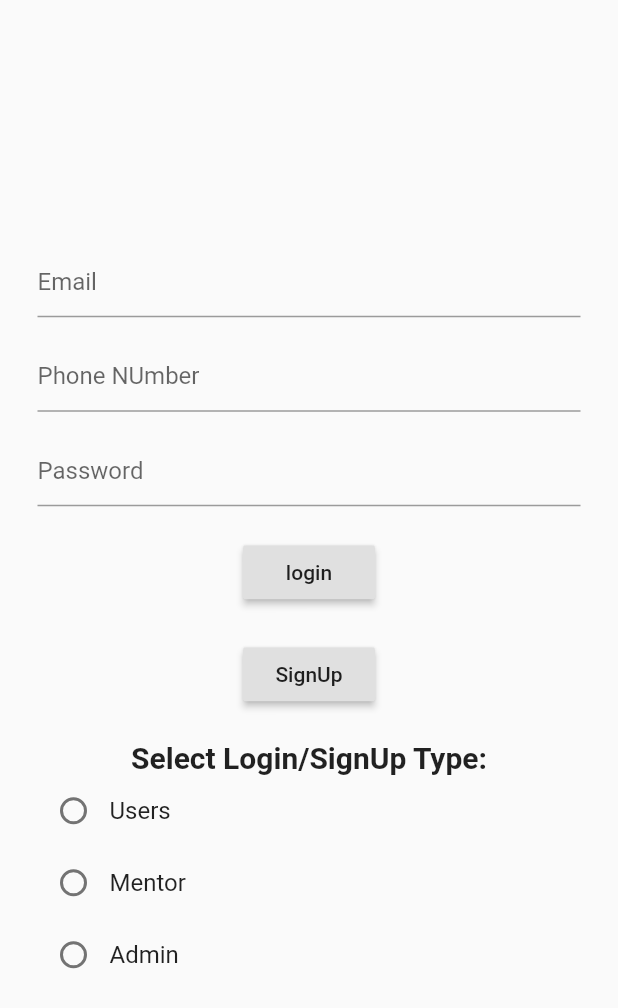
After one commit to Skoll16/Evolution, a Flutter app: the TryThis screen opened by its route, on a phone screen of 412 x 824 dp. The commit adds this screen. Shown: the top 1008 px of the screen. Run offline on Flutter 3.47's test engine with Material 2 defaults, Android fonts, the phone set to English and light mode, and no system bars; our stand-ins replace cloud_firestore, firebase_auth, firebase_core, firebase_database, firebase_messaging, firebase_storage and 2 more; missing offline and left inert: flutter_facebook_login; accounts and stored records are empty; network calls fail.

Commit message:
third commit

```diff
--- a/lib/main.dart
+++ b/lib/main.dart
@@ -1,14 +1,38 @@
+import 'package:dummyauth/caller_msg.dart';
 import 'package:dummyauth/homepage.dart';
 import 'package:dummyauth/loginPage.dart';
 import 'package:dummyauth/phoneAuth.dart';
 import 'package:dummyauth/signupPage.dart';
+import 'package:dummyauth/tryThis.dart';
+import 'package:dummyauth/userInfo.dart';
 import 'package:flutter/material.dart';
+import 'package:firebase_auth/firebase_auth.dart';
 
+import 'package:firebase_messaging/firebase_messaging.dart';
+
+//fAtoXmfEkYo:APA91bG5DHnnSFNILzrzVGkS18nnr79ehVKBuozOP53YmY4ezs0u5f3a-
+//qXa8pIwUKQ20tbp0Ty28oM3PAu2fGSdoFUeD05dyiZ6iGFKk6H-DpgCu4Q9fW3riBd3KoQ-kk_9nRNiAB_o
 void main()=>runApp(new MyApp());
 
-class MyApp extends StatelessWidget{
+class MyApp extends StatefulWidget{
+  @override
+  _MyAppState createState() => _MyAppState();
+}
+
+class _MyAppState extends State<MyApp> {
+
+
+  final FirebaseMessaging _messaging=FirebaseMessaging();
+  @override
+  void initState() {
+    super.initState();
+     _messaging.getToken().then((token){
+      print(token);
+     });
+  }
 @override
 Widget build(BuildContext context) {
+
   return new MaterialApp(
    home:LoginPage(),
     routes: <String,WidgetBuilder>{
@@ -16,9 +40,11 @@ Widget build(BuildContext context) {
     '/signup':(BuildContext context)=> new SignUpPage(),
     '/homepage':(BuildContext context)=>new HomePage(),
     '/phoneauth':(BuildContext context)=>new phoneAuth(),
+    '/userInfo':(BuildContext context)=>new userInfo(),
+    '/tryThis':(BuildContext context)=>new TryThis(),
+    '/khulja':(BuildContext context)=>new Calller_Msg()
     },
 
   );
 }
-
 }
--- a/lib/services/usermanagement.dart
+++ b/lib/services/usermanagement.dart
@@ -3,7 +3,9 @@ import 'package:flutter/widgets.dart';
 class UserManagement{
   storeNewUser(user,context){
     Firestore.instance.collection('/users').add({
+      'name':user.name,
       'email':user.email,
+      'about':user.about,
       'uid':user.uid,
     }).then((value){
        Navigator.of(context).pop();
--- /dev/null
+++ b/lib/tryThis.dart
@@ -0,0 +1,207 @@
+import 'package:flutter/material.dart';
+import 'package:cloud_firestore/cloud_firestore.dart';
+class TryThis extends StatefulWidget {
+  TryThis({Key key}) : super(key: key);
+
+  _TryThisState createState() => _TryThisState();
+}
+
+class _TryThisState extends State<TryThis> {
+  int _loginType=0;
+ String loginType;
+
+ void _handleLoginType(int value){
+   setState(() {
+    _loginType=value;
+    switch(_loginType){
+      case 1:
+      loginType='User';
+      break;
+      case 2:
+      loginType='Mentor';
+      break;
+      case 3:
+      loginType='Admin';
+
+    }
+   });
+ }
+
+   checkLogin(){
+    StreamBuilder(
+      stream: Firestore.instance.collection(loginType).document(_phoneNumber).snapshots(),
+      builder: (context,snapshot){
+        if(!snapshot.hasData) return Text('hi');
+        return Column(children: <Widget>[
+
+           Text(snapshot.data.documnets[0]['email'])
+                   ],);
+        //{
+        //   print('Use correct details');
+        // }
+        // else
+        // {
+        //   if(_email==snapshot.data.documents[0]['email'].toString())
+        //   {
+        //     Navigator.of(context).pushNamed('/homepage');
+        //   }
+        // }
+      },
+    );
+   }
+
+  createAccount(){
+    DocumentReference dRef=Firestore.instance.collection(loginType).document(_phoneNumber);
+    Map<String,dynamic> tasks=<String,dynamic>{
+
+    "email":_email,
+    "password":_password,
+    "phoneNumber":_phoneNumber,
+
+
+    };
+    dRef.setData(tasks).whenComplete((){
+      //Text('Sign Up Successfully');
+     // Navigator.of(context).popAndPushNamed('/homepage');
+      print('SignUp Done');
+    }).catchError((e)=>print(e));
+  //  Firestore.instance.collection('/Account').add({
+  //    'email':_email,
+  //    'password':_password
+
+
+  //  }
+
+  //  ).then((value){
+  //    Navigator.of(context).popAndPushNamed('/homepage');
+  //  }).catchError((e)=>print(e));
+
+    // Map<String,String> data={
+    // 'email':_email,
+    // 'password':_password
+
+    // };
+    // dRef.setData(data).whenComplete((){
+    //   print('completed storing data');
+    // }
+
+  // ).catchError((e)=>print(e));
+   }
+  String _email,_password,_phoneNumber;
+  @override
+ Widget build(BuildContext context) {
+    return Scaffold(
+body: Center(
+        child: Container(
+          padding: EdgeInsets.all(25),
+          child: Column(
+            mainAxisAlignment: MainAxisAlignment.center,
+            children: <Widget>[
+              TextField(
+                decoration: InputDecoration(hintText: 'Email'),
+                onChanged: (value) {
+                  setState(() {
+                    _email = value;
+                  });
+                },
+              ),
+              SizedBox(
+                height: 15,
+              ),
+              TextField(
+                decoration: InputDecoration(hintText: 'Phone NUmber'),
+                onChanged: (value) {
+                  setState(() {
+                    _phoneNumber = value;
+                  });
+                },
+              ),
+              SizedBox(
+                height: 15,
+              ),
+              TextField(
+                decoration: InputDecoration(hintText: 'Password'),
+                onChanged: (value) {
+                  setState(() {
+                    _password = value;
+                  });
+                },
+                obscureText: true,
+              ),
+              SizedBox(
+                height: 20,
+              ),
+              RaisedButton(
+                child: Text('login'),
+                onPressed: (){
+                  checkLogin();
+                },
+              ),
+              SizedBox(
+                height: 20,
+              ),
+              RaisedButton(
+                child: Text('SignUp'),
+                onPressed: (){
+                  createAccount();
+                },
+              ),
+               SizedBox(height: 20,),
+                Center(
+                  child: Text('Select Login/SignUp Type:',
+                style:
+                TextStyle(fontSize: 20,fontWeight: FontWeight.bold),),
+                ),
+              Column(
+                mainAxisAlignment: MainAxisAlignment.center,
+               children: <Widget>[
+                 Row(
+                   mainAxisAlignment: MainAxisAlignment.start,
+                   children: <Widget>[
+                     Radio(
+                       value:1,
+                       groupValue: _loginType,
+                       onChanged: _handleLoginType,
+                       activeColor: Colors.blue,
+                     ),
+                     Text('Users',
+                     style:TextStyle(fontSize:16))
+                   ],
+                 ),
+                 Row(
+                   mainAxisAlignment: MainAxisAlignment.start,
+                   children: <Widget>[
+                     Radio(
+                       value:2,
+                       groupValue: _loginType,
+                       onChanged: _handleLoginType,
+                       activeColor: Colors.blue,
+                     ),
+                     Text('Mentor',
+                     style:TextStyle(fontSize:16))
+                   ],
+                 ),
+                 Row(
+                   mainAxisAlignment: MainAxisAlignment.start,
+                   children: <Widget>[
+                     Radio(
+                       value:3,
+                       groupValue: _loginType,
+                       onChanged: _handleLoginType,
+                       activeColor: Colors.blue,
+                     ),
+                     Text('Admin',
+                     style:TextStyle(fontSize:16))]
+
+                 ),
+
+
+               ],
+          ),
+            ]),
+      ),
+
+
+    ));
+  }
+}
```
Also changed, not shown: lib/caller_msg.dart (added, +111 -0 lines), lib/homepage.dart (+10 -0 lines), lib/loginPage.dart (+51 -6 lines), lib/userInfo.dart (added, +168 -0 lines), pubspec.yaml (+7 -0 lines), lib/contacts.dart (added), pubspec.lock, 1 other file.
